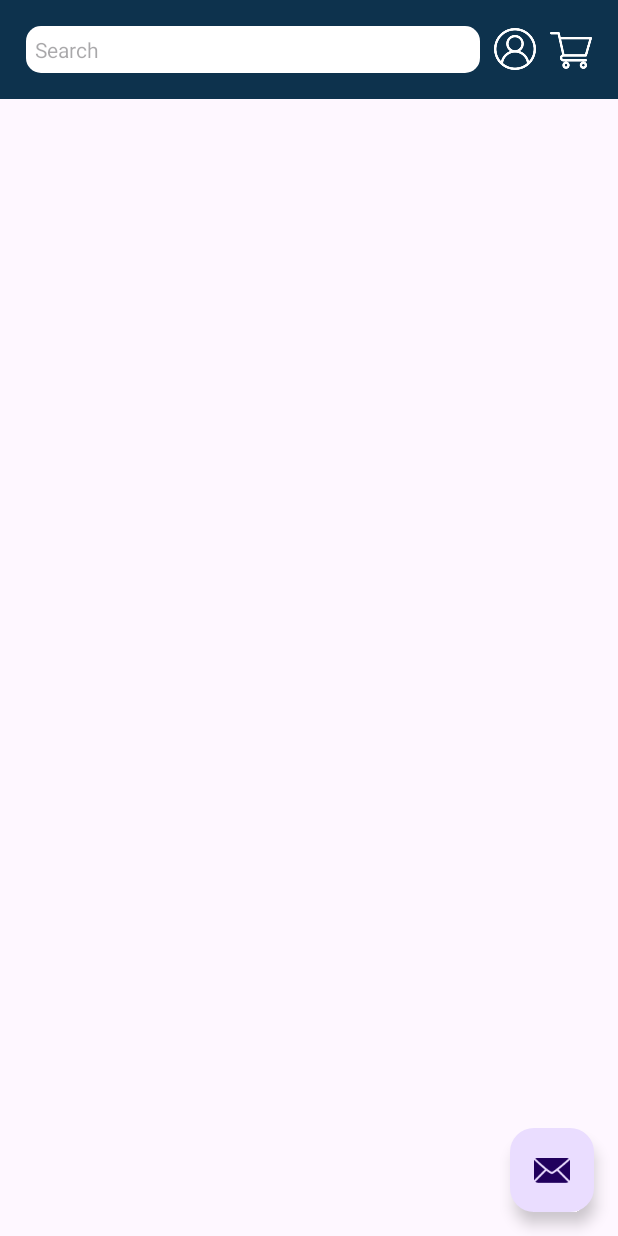
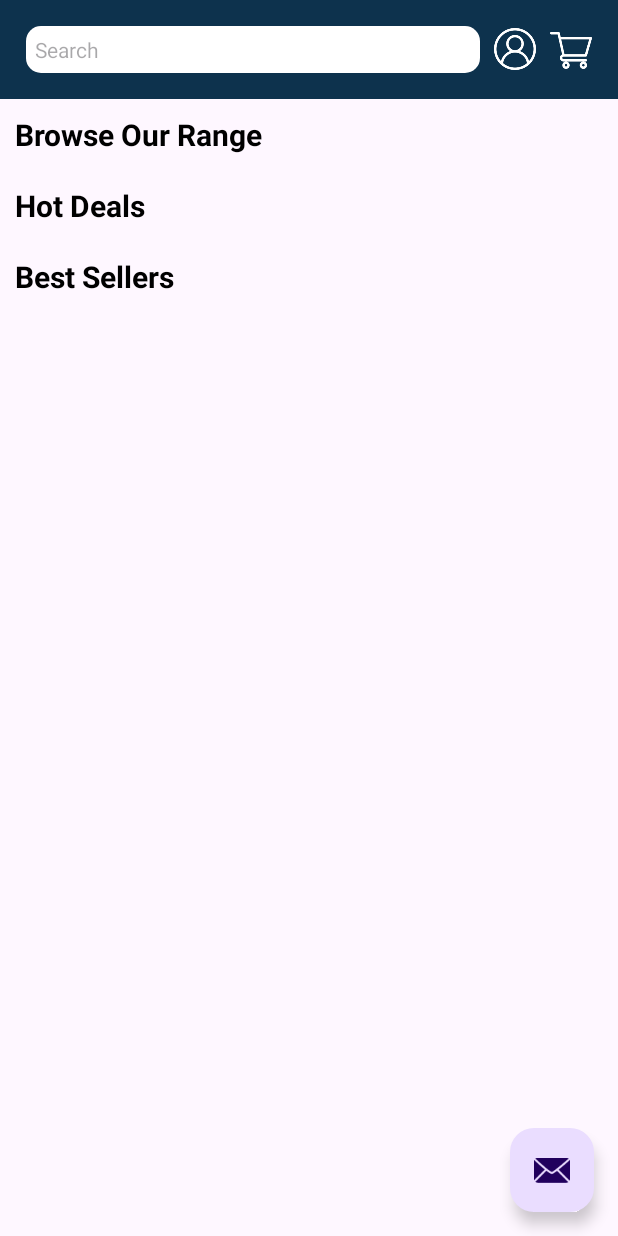
Before and after one commit to UOASOFTENG306/project-1-project-1-team-25, an Android app: the screen it shows after launch (MainActivity), after a tap on "Search", on a phone screen of 412 x 824 dp. Run offline under Robolectric (Android 15) with nearby library versions, the phone set to English and light mode, and no system bars.

Commit message:
feat: Implement headers for main page

```diff
--- a/app/src/main/res/layout/activity_main.xml
+++ b/app/src/main/res/layout/activity_main.xml
@@ -9,12 +9,17 @@
     tools:context=".MainActivity">
 
     <LinearLayout
+        android:layout_width="match_parent"
+        android:layout_height="match_parent"
+        android:orientation="vertical">
+
+        <LinearLayout
             android:id="@+id/linearLayout"
             android:layout_width="match_parent"
             android:layout_height="wrap_content"
             android:background="#0D324D"
+            android:gravity="center"
             android:orientation="horizontal"
-        android:gravity="center"
             android:padding="11dp">
 
             <RelativeLayout
@@ -29,14 +34,14 @@
                     android:id="@+id/searchIcon"
                     android:layout_width="25dp"
                     android:layout_height="25dp"
-                android:src="@drawable/search"
+                    android:layout_alignParentEnd="true"
                     android:layout_gravity="center_vertical"
-                android:layout_alignParentEnd="true"
                     android:layout_margin="2.5dp"
+                    android:clickable="true"
                     android:contentDescription="Search"
-                android:clickable="true"
                     android:focusable="true"
-                android:onClick="onSearchIconClick" />
+                    android:onClick="onSearchIconClick"
+                    android:src="@drawable/search" />
 
                 <TextView
                     android:id="@+id/logoText"
@@ -50,14 +55,14 @@
                     android:id="@+id/searchBar"
                     android:layout_width="match_parent"
                     android:layout_height="wrap_content"
-                android:textSize="14sp"
+                    android:layout_gravity="center_vertical"
+                    android:background="@drawable/search_box_round"
                     android:hint="Search"
-                android:layout_gravity="center_vertical"
-                android:visibility="gone"
                     android:imeOptions="actionSearch"
                     android:inputType="text"
-                android:background="@drawable/search_box_round"
-                android:maxLines="1" />
+                    android:maxLines="1"
+                    android:textSize="14sp"
+                    android:visibility="gone" />
             </RelativeLayout>
 
             <ImageView
@@ -73,10 +78,36 @@
                 android:layout_width="33dp"
                 android:layout_height="33dp"
                 android:layout_margin="3dp"
+                android:contentDescription="Cart"
                 android:paddingTop="5dp"
-            android:contentDescription="Cart"
                 app:srcCompat="@drawable/cart" />
 
+        </LinearLayout>
+
+        <LinearLayout
+            android:layout_width="match_parent"
+            android:layout_height="wrap_content"
+            android:orientation="vertical">
+
+            <TextView
+                android:id="@+id/categoryHeader"
+                style="@style/HeaderText"
+                android:layout_width="match_parent"
+                android:layout_height="wrap_content"
+                android:text="@string/browse_our_range"/>
+            <TextView
+                android:id="@+id/dealsHeader"
+                style="@style/HeaderText"
+                android:layout_width="match_parent"
+                android:layout_height="wrap_content"
+                android:text="@string/hot_deals"/>
+            <TextView
+                android:id="@+id/bestSellersHeader"
+                style="@style/HeaderText"
+                android:layout_width="match_parent"
+                android:layout_height="wrap_content"
+                android:text="@string/best_sellers"/>
+        </LinearLayout>
     </LinearLayout>
 
     <!--    <include layout="@layout/content_main"/>-->
--- a/app/src/main/res/values/strings.xml
+++ b/app/src/main/res/values/strings.xml
@@ -45,4 +45,7 @@
         libero vel nunc consequat, quis tincidunt nisl eleifend. Cras bibendum enim a justo luctus
         vestibulum. Fusce dictum libero quis erat maximus, vitae volutpat diam dignissim.
     </string>
+    <string name="browse_our_range">Browse Our Range</string>
+    <string name="hot_deals">Hot Deals</string>
+    <string name="best_sellers">Best Sellers</string>
 </resources>
--- a/app/src/main/res/values/themes.xml
+++ b/app/src/main/res/values/themes.xml
@@ -12,4 +12,11 @@
         <item name="android:textColor">#ffffff</item> <!-- Text color (white in this example) -->
         <item name="android:textStyle">bold</item>
     </style>
+
+    <style name="HeaderText">
+        <item name="android:textSize">20sp</item> <!-- Adjust the text size as needed -->
+        <item name="android:textColor">#000000</item> <!-- Text color (white in this example) -->
+        <item name="android:textStyle">bold</item>
+        <item name="android:padding">10dp</item>
+    </style>
 </resources>
```
Lines whose indentation alone changed are shown as unchanged.
